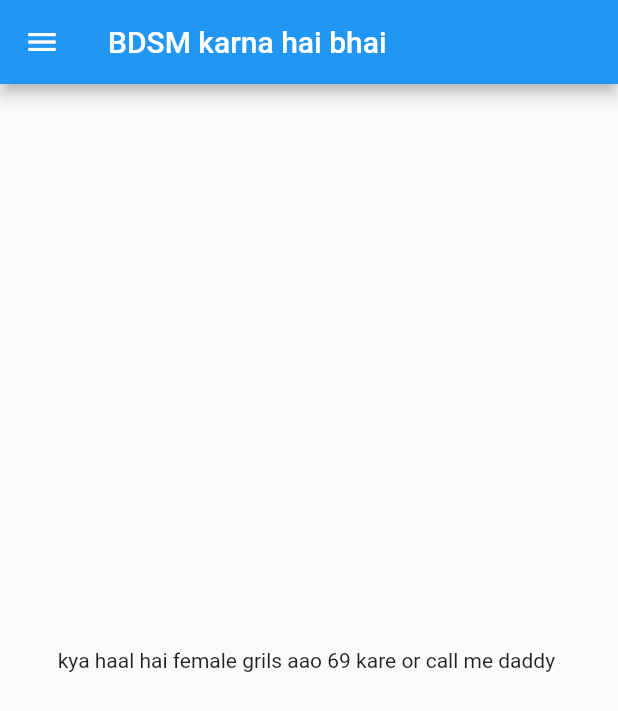
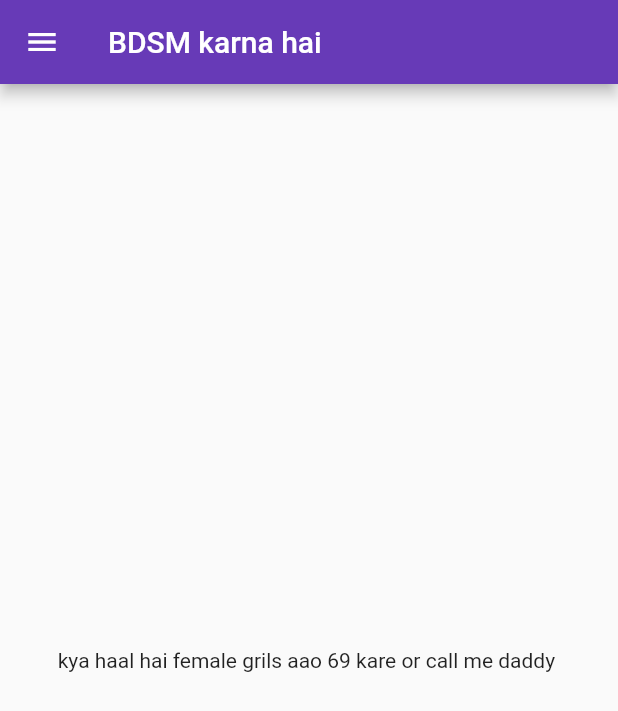
Before and after one commit to anujsinghrawat/flutterdemo, a Flutter app: the screen it shows after launch, on a phone screen of 412 x 824 dp. Shown: the top 711 px of the screen. Run offline on Flutter 3.47's test engine with Material 2 defaults, Android fonts, the phone set to English and light mode, and no system bars.

Commit message:
day3completed

```diff
--- a/lib/main.dart
+++ b/lib/main.dart
@@ -1,5 +1,6 @@
 import 'package:flutter/material.dart';
-import 'package:flutterdemo/home_page.dart';
+import 'package:flutterdemo/pages/home_page.dart';
+import 'package:flutterdemo/pages/login.dart';
 
 void main() {
   runApp(MyApp());
@@ -8,16 +9,29 @@ void main() {
 class MyApp extends StatelessWidget {
   @override
   Widget build(BuildContext context) {
-
     // double dsi = 6.50;
     // bool isMale = true;
     // num temp = 30.5;
     // temp = 30;
     // var day = "Tuesday";
     // const pi = 3.14;
+    bringMaal(ruppes: 1000);
+    return MaterialApp(
+      themeMode: ThemeMode.light,
+      theme: ThemeData(
+        primarySwatch: Colors.deepPurple
+      ),
+      darkTheme: ThemeData(
+        brightness: Brightness.dark,
+      ),
+      initialRoute: "/home",
+      routes: {
+        "/":(context) => LoginPage(),
+        "/login" : (context) => new LoginPage(),
+        "/home" : (context) => new Homepage(),
+      },
+    );
+  }
 
-    return MaterialApp(
-        home:Homepage(),
-        );
-  }
+  bringMaal({bool paper = true, int ruppes = 100}) {}
 }
--- a/lib/home_page.dart
+++ b/lib/pages/home_page.dart
@@ -10,7 +10,7 @@ class Homepage extends StatelessWidget {
 
     return Scaffold(
       appBar: AppBar(
-        title: Text("BDSM karna hai bhai"),
+        title: Text("BDSM karna hai"),
       ),
       body: Center(
           child: Container(
```
Also changed, not shown: lib/pages/login.dart (added, +16 -0 lines).
